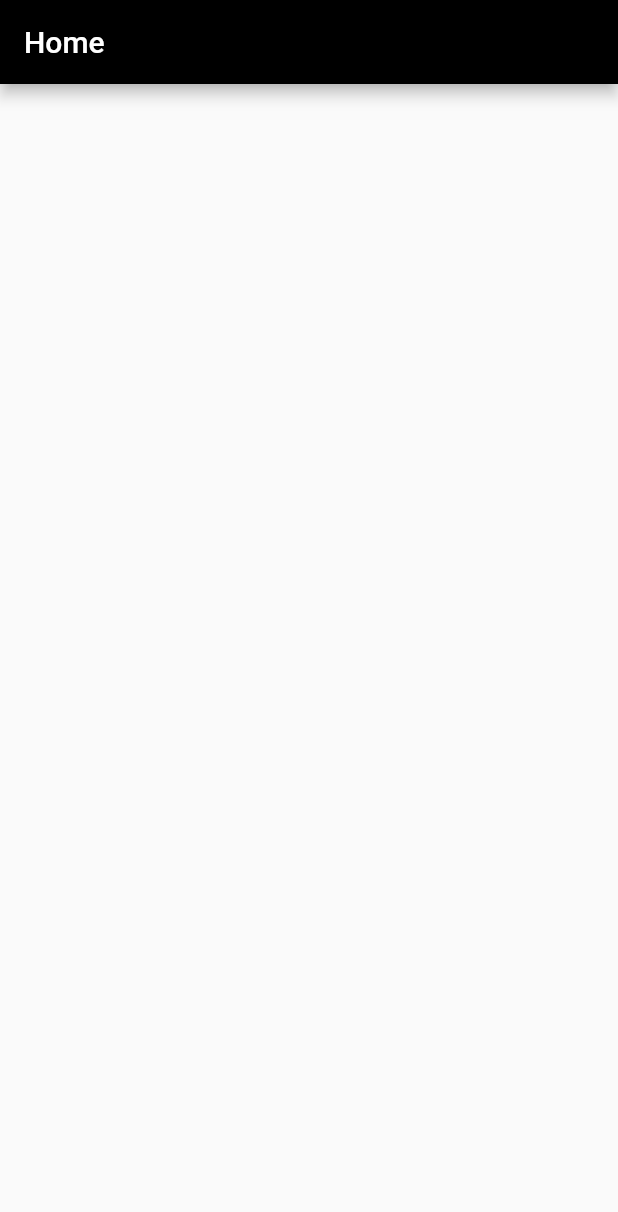
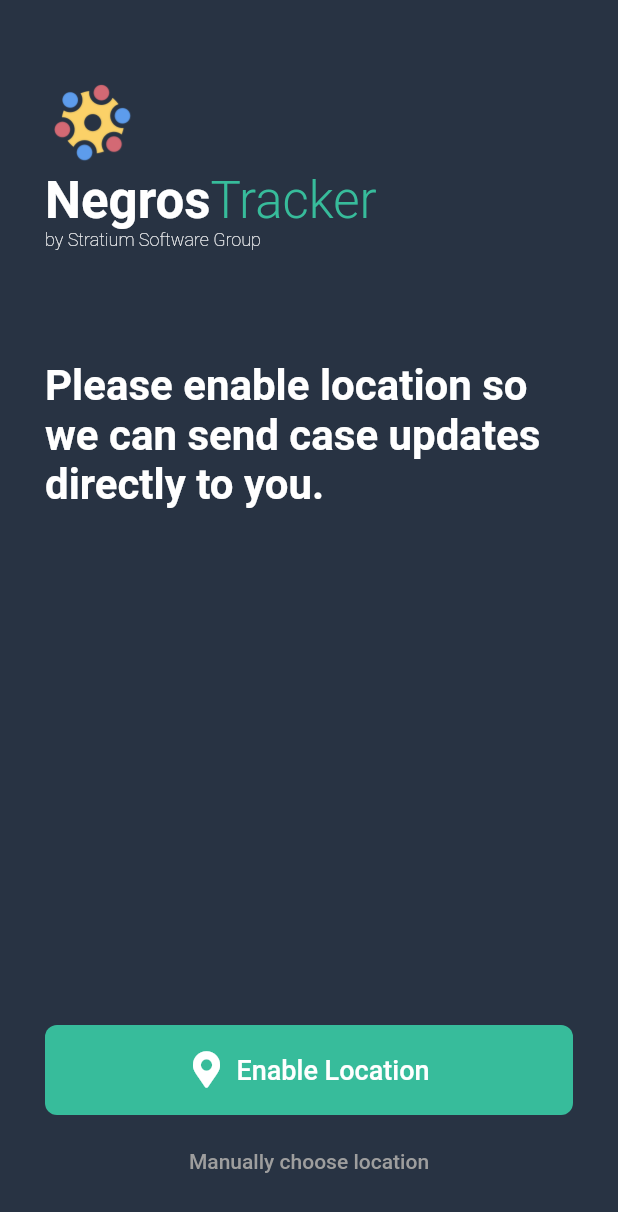
Before and after one commit to ChristianGerardHizon/negros_tracker, a Flutter app: the screen it shows after launch, on a phone screen of 412 x 824 dp. Shown: the top 1212 px of the screen. Run offline on Flutter 3.47's test engine with Material 2 defaults, Android fonts, the phone set to English and light mode, and no system bars; our stand-ins replace bloc, dio, equatable, flutter_bloc, font_awesome_flutter.

Commit message:
Added setup page and additional assets

```diff
--- a/lib/app/blocs/theme/bloc.dart
+++ b/lib/app/blocs/theme/bloc.dart
@@ -1,7 +1,7 @@
 /*******************************************************************************
- * Created by Christian Gerard E. Hizon on 4/21/20 10:14 AM
+ * Created by Christian Gerard E. Hizon on 4/21/20 4:13 PM
  * Copyright (c) 2020 . All rights reserved.
- * Last modified 4/20/20 4:34 PM
+ * Last modified 4/21/20 12:53 PM
  ******************************************************************************/
 
 import 'dart:async';
@@ -31,18 +31,19 @@ class ThemeBloc extends Bloc<ThemeEvent, ThemeState> {
     switch (type) {
       case ThemeType.light:
         theme = ThemeState(
-          theme: ThemeData(
-            primaryColor: Colors.indigoAccent,
+          theme: ThemeData.light().copyWith(
+            primaryColor: Color(0xff37BC9B),
           ),
           color: Colors.indigo,
         );
         break;
       case ThemeType.dark:
         theme = ThemeState(
-          theme: ThemeData(
-            primaryColor: Colors.black,
+          color: Colors.green,
+          theme: ThemeData.dark().copyWith(
+            scaffoldBackgroundColor: Color(0xff283343),
+            primaryColor: Color(0xff37BC9B),
           ),
-          color: Colors.indigo,
         );
         break;
     }
--- a/lib/app/router.dart
+++ b/lib/app/router.dart
@@ -1,16 +1,17 @@
 /*******************************************************************************
- * Created by Christian Gerard E. Hizon on 4/20/20 2:03 PM
+ * Created by Christian Gerard E. Hizon on 4/21/20 4:13 PM
  * Copyright (c) 2020 . All rights reserved.
- * Last modified 4/20/20 1:08 PM
+ * Last modified 4/21/20 10:44 AM
  ******************************************************************************/
 
 import 'package:covidstats/app/screens/home/home.dart';
 import 'package:covidstats/app/screens/not_found/not_found.dart';
 import 'package:covidstats/app/screens/settings/settings.dart';
+import 'package:covidstats/app/screens/setup/setup.dart';
 import 'package:flutter/material.dart';
 
 class Router {
-  static const String initial = HomePage.route;
+  static const String initial = SetupPage.route;
 
   static MaterialPageRoute generateRoute(RouteSettings settings) {
     switch (settings.name) {
@@ -20,6 +21,9 @@ class Router {
       case SettingsPage.route:
         return MaterialPageRoute(builder: (_) => SettingsPage());
 
+      case SetupPage.route:
+        return MaterialPageRoute(builder: (_) => SetupPage());
+
       default:
         return MaterialPageRoute(builder: (_) => NotFoundPage());
     }
--- /dev/null
+++ b/lib/app/screens/city/city.dart
@@ -0,0 +1,16 @@
+/*******************************************************************************
+ * Created by Christian Gerard E. Hizon on 4/21/20 4:13 PM
+ * Copyright (c) 2020 . All rights reserved.
+ * Last modified 4/21/20 10:41 AM
+ ******************************************************************************/
+
+import 'package:flutter/material.dart';
+
+class CityPage extends StatelessWidget {
+  static const String route = 'city';
+
+  @override
+  Widget build(BuildContext context) {
+    return Container();
+  }
+}
--- /dev/null
+++ b/lib/app/screens/map/map.dart
@@ -0,0 +1,5 @@
+/*******************************************************************************
+ * Created by Christian Gerard E. Hizon on 4/21/20 4:13 PM
+ * Copyright (c) 2020 . All rights reserved.
+ * Last modified 4/21/20 4:13 PM
+ ******************************************************************************/
--- /dev/null
+++ b/lib/app/screens/setup/setup.dart
@@ -0,0 +1,110 @@
+/*******************************************************************************
+ * Created by Christian Gerard E. Hizon on 4/21/20 4:13 PM
+ * Copyright (c) 2020 . All rights reserved.
+ * Last modified 4/21/20 4:13 PM
+ ******************************************************************************/
+
+import 'package:covidstats/app/shared/negros_tracker.dart';
+import 'package:covidstats/app/utils/image_assets.dart';
+
+/*******************************************************************************
+ * Created by Christian Gerard E. Hizon on 4/21/20 10:39 AM
+ * Copyright (c) 2020 . All rights reserved.
+ * Last modified 4/21/20 10:39 AM
+ ******************************************************************************/
+import 'package:covidstats/app/utils/strings.dart';
+import 'package:flutter/cupertino.dart';
+import 'package:flutter/material.dart';
+import 'package:font_awesome_flutter/font_awesome_flutter.dart';
+
+class SetupPage extends StatelessWidget {
+  static const String route = 'setup';
+
+  @override
+  Widget build(BuildContext context) {
+    return Scaffold(
+      body: SafeArea(
+        child: Container(
+          padding: EdgeInsets.only(left: 30, right: 30, top: 50),
+          child: Column(
+            children: <Widget>[
+              Expanded(
+                flex: 2,
+                child: Column(
+                  children: <Widget>[
+                    Container(
+                      alignment: Alignment.topLeft,
+                      child: Image.asset(
+                        ImageAssets.logo,
+                        scale: 3,
+                      ),
+                    ),
+                    Container(
+                      alignment: Alignment.topLeft,
+                      child: NegrosTracker(),
+                    ),
+                  ],
+                ),
+              ),
+
+              ///
+              /// Content
+              Expanded(
+                flex: 7,
+                child: Container(
+                    margin: EdgeInsets.symmetric(vertical: 50),
+                    child: Text(
+                      Strings.message,
+                      style:
+                          TextStyle(fontSize: 28, fontWeight: FontWeight.bold),
+                    )),
+              ),
+
+              ///
+              ///
+              /// buttons
+              Expanded(
+                flex: 2,
+                child: Column(
+                  children: <Widget>[
+                    Container(
+                      width: double.maxFinite,
+                      child: FlatButton.icon(
+                        onPressed: () {},
+                        shape: RoundedRectangleBorder(
+                          borderRadius: new BorderRadius.circular(8.0),
+                        ),
+                        padding: EdgeInsets.all(18),
+                        color: Theme.of(context).primaryColor,
+                        icon: Icon(FontAwesomeIcons.mapMarkerAlt),
+                        label: Text(
+                          'Enable Location',
+                          style: TextStyle(
+                            fontSize: 18,
+                          ),
+                        ),
+                      ),
+                    ),
+                    SizedBox(height: 5),
+                    Container(
+                        width: double.maxFinite,
+                        child: FlatButton(
+                          padding: EdgeInsets.all(18),
+                          onPressed: () {},
+                          child: Text(
+                            'Manually choose location',
+                            style: TextStyle(
+                              color: Colors.grey,
+                            ),
+                          ),
+                        )),
+                  ],
+                ),
+              )
+            ],
+          ),
+        ),
+      ),
+    );
+  }
+}
--- /dev/null
+++ b/lib/app/screens/tabs/tabs.dart
@@ -0,0 +1,16 @@
+/*******************************************************************************
+ * Created by Christian Gerard E. Hizon on 4/21/20 4:13 PM
+ * Copyright (c) 2020 . All rights reserved.
+ * Last modified 4/21/20 10:40 AM
+ ******************************************************************************/
+
+import 'package:flutter/material.dart';
+
+class TabPage extends StatelessWidget {
+  static const String route = 'tab';
+
+  @override
+  Widget build(BuildContext context) {
+    return Container();
+  }
+}
--- /dev/null
+++ b/lib/app/shared/negros_tracker.dart
@@ -0,0 +1,39 @@
+/*******************************************************************************
+ * Created by Christian Gerard E. Hizon on 4/21/20 4:13 PM
+ * Copyright (c) 2020 . All rights reserved.
+ * Last modified 4/21/20 4:13 PM
+ ******************************************************************************/
+import 'package:flutter/material.dart';
+
+class NegrosTracker extends StatelessWidget {
+  @override
+  Widget build(BuildContext context) {
+    return Container(
+      child: Column(
+        crossAxisAlignment: CrossAxisAlignment.start,
+        children: <Widget>[
+          Row(
+            children: <Widget>[
+              Text(
+                'Negros',
+                style: TextStyle(fontSize: 34, fontWeight: FontWeight.bold),
+              ),
+              Text(
+                'Tracker',
+                style: TextStyle(
+                    fontSize: 34,
+                    fontWeight: FontWeight.w300,
+                    color: Theme.of(context).primaryColor),
+              )
+            ],
+          ),
+          Text(
+            'by Stratium Software Group',
+            textAlign: TextAlign.left,
+            style: TextStyle(fontSize: 12, fontWeight: FontWeight.w200),
+          ),
+        ],
+      ),
+    );
+  }
+}
--- /dev/null
+++ b/lib/app/utils/image_assets.dart
@@ -0,0 +1,10 @@
+/*******************************************************************************
+ * Created by Christian Gerard E. Hizon on 4/21/20 4:13 PM
+ * Copyright (c) 2020 . All rights reserved.
+ * Last modified 4/21/20 12:34 PM
+ ******************************************************************************/
+
+// ignore: slash_for_doc_comments
+class ImageAssets {
+  static const String logo = 'assets/covid_icon.png';
+}
--- /dev/null
+++ b/lib/app/utils/strings.dart
@@ -0,0 +1,12 @@
+/*******************************************************************************
+ * Created by Christian Gerard E. Hizon on 4/21/20 4:13 PM
+ * Copyright (c) 2020 . All rights reserved.
+ * Last modified 4/21/20 2:02 PM
+ ******************************************************************************/
+
+// ignore: slash_for_doc_comments
+// ignore: slash_for_doc_comments
+class Strings {
+  static const String message =
+      'Please enable location so we can send case updates directly to you.';
+}
```
Also changed, not shown: pubspec.yaml (+4 -5 lines), assets/covid_icon.png (added), pubspec.lock.
